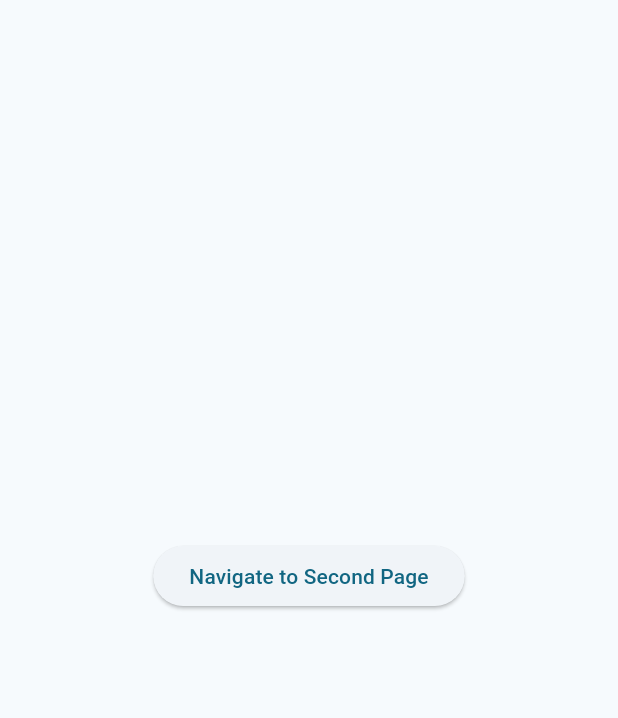
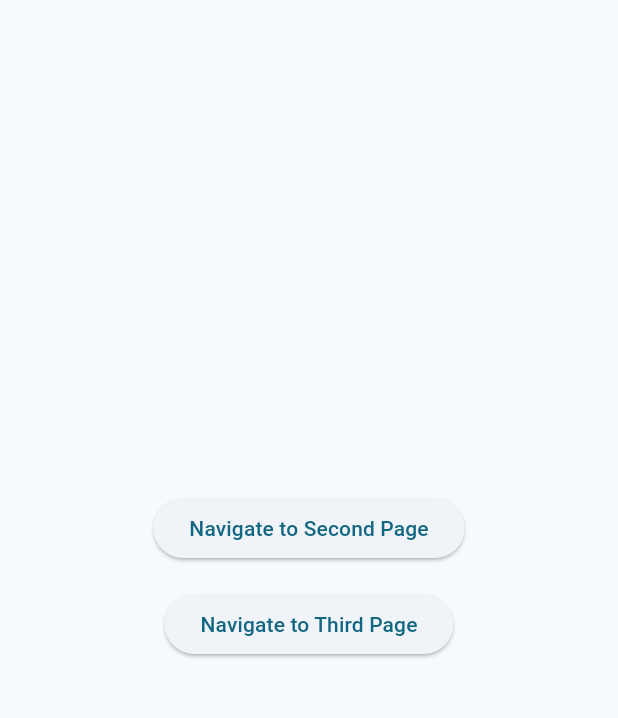
Before and after one commit to abdur-rohman/Adaptive-Will-Pop-Scope, a Flutter app: the screen it shows after launch, on a phone screen of 412 x 824 dp, the part 84-802 px from its top. Run offline on Flutter 3.47's test engine with Material 3 defaults, Android fonts, the phone set to English and light mode, and no system bars.

Commit message:
Release 1.0.3

```diff
--- a/example/lib/main_page.dart
+++ b/example/lib/main_page.dart
@@ -1,4 +1,5 @@
 import 'package:example/second_page.dart';
+import 'package:example/third_page.dart';
 import 'package:flutter/material.dart';
 
 class MainPage extends StatefulWidget {
@@ -16,13 +17,27 @@ class _MainPageState extends State<MainPage> {
         backgroundColor: Theme.of(context).colorScheme.inversePrimary,
         title: const Text('Adaptive Will Pop Scope'),
       ),
-      body: Center(
-        child: ElevatedButton(
-          onPressed: () {
-            Navigator.push(context, SeconPage.route);
-          },
-          child: const Text('Navigate to Second Page'),
-        ),
+      body: Column(
+        spacing: 16,
+        mainAxisAlignment: MainAxisAlignment.center,
+        children: [
+          Center(
+            child: ElevatedButton(
+              onPressed: () {
+                Navigator.push(context, SecondPage.route);
+              },
+              child: const Text('Navigate to Second Page'),
+            ),
+          ),
+          Center(
+            child: ElevatedButton(
+              onPressed: () {
+                Navigator.push(context, ThirdPage.route);
+              },
+              child: const Text('Navigate to Third Page'),
+            ),
+          ),
+        ],
       ),
     );
   }
--- a/pubspec.yaml
+++ b/pubspec.yaml
@@ -1,6 +1,6 @@
 name: adaptive_will_pop_scope
 description: Custom will pop scope widget to allow Apple user (iOS, iPadOS and macOS) uses the back gesture
-version: 1.0.2
+version: 1.0.3
 repository: https://github.com/abdur-rohman/Adaptive-Will-Pop-Scope
 
 environment:
```
Also changed, not shown: example/lib/second_page.dart (+7 -6 lines), example/lib/third_page.dart (added, +27 -0 lines), lib/adaptive_will_pop_scope.dart (+10 -4 lines), 12 other files.
